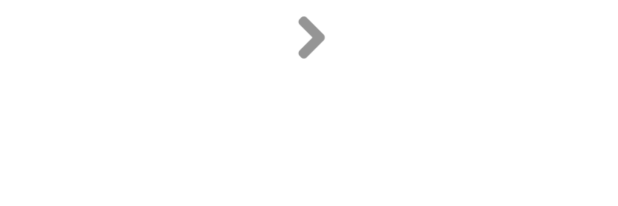
After one commit to relateddigital/relateddigital-google, an Android app: the layout activity_swipe_carousel.xml on its own in the app's theme, with its tools: preview values and no code run, on a phone screen of 412 x 824 dp. The commit adds this screen. Shown: the top 206 px of the screen. Run offline under Robolectric (Android 15) with nearby library versions, the phone set to English and light mode, and no system bars.

Commit message:
create swipe carousel view

```diff
--- a/app/src/main/AndroidManifest.xml
+++ b/app/src/main/AndroidManifest.xml
@@ -24,6 +24,9 @@
         android:roundIcon="@mipmap/ic_launcher"
         android:supportsRtl="true"
         android:theme="@style/Theme.Googleexampleapp">
+        <activity
+            android:name=".SwipeCarouselActivity"
+            android:exported="false" />
         <activity
             android:name=".InlineNpsWithNumbersActivity"
             android:exported="false" />
--- a/app/src/main/java/com/relateddigital/googleexampleapp/MainActivity.kt
+++ b/app/src/main/java/com/relateddigital/googleexampleapp/MainActivity.kt
@@ -47,5 +47,10 @@ class MainActivity : AppCompatActivity() {
             val intent = Intent(this@MainActivity, BannerCarouselDemoActivity::class.java)
             startActivity(intent)
         }
+
+        binding.swipeCarouselPage.setOnClickListener {
+            val intent = Intent(this@MainActivity, SwipeCarouselActivity::class.java)
+            startActivity(intent)
+        }
     }
 }
--- /dev/null
+++ b/app/src/main/res/layout/activity_swipe_carousel.xml
@@ -0,0 +1,22 @@
+<?xml version="1.0" encoding="utf-8"?>
+<androidx.constraintlayout.widget.ConstraintLayout
+    xmlns:android="http://schemas.android.com/apk/res/android"
+    xmlns:app="http://schemas.android.com/apk/res-auto"
+    xmlns:tools="http://schemas.android.com/tools"
+    android:layout_width="match_parent"
+    android:layout_height="match_parent"
+    tools:context=".SwipeCarouselActivity">
+
+
+    <com.relateddigital.relateddigital_google.inapp.swipecarousel.SwipeCarouselView
+        android:id="@+id/swipeCarouselView"
+        android:layout_width="match_parent"
+        android:layout_height="match_parent"
+        app:layout_constraintEnd_toEndOf="parent"
+        app:layout_constraintHorizontal_bias="0.0"
+        app:layout_constraintStart_toStartOf="parent"
+        app:layout_constraintTop_toTopOf="parent"
+        android:elevation="3dp">
+
+    </com.relateddigital.relateddigital_google.inapp.swipecarousel.SwipeCarouselView>
+</androidx.constraintlayout.widget.ConstraintLayout>
--- a/app/src/main/res/values/strings.xml
+++ b/app/src/main/res/values/strings.xml
@@ -6,6 +6,7 @@
     <string name="event_page_label">Event</string>
     <string name="story_page_label">Story</string>
     <string name="event_page">EVENT PAGE</string>
+    <string name="swipe_carousel_page">SWIPE CAROUSEL PAGE</string>
     <string name="story_page">STORY PAGE</string>
     <string name="in_app_notification_page">IN-APP NOTIFICATION PAGE</string>
     <string name="push_notification_page">PUSH NOTIFICATION PAGE</string>
--- /dev/null
+++ b/relateddigital-google/src/main/java/com/relateddigital/relateddigital_google/inapp/swipecarousel/SwipeCarouselView.kt
@@ -0,0 +1,128 @@
+package com.relateddigital.relateddigital_google.inapp.swipecarousel
+import android.animation.Animator
+import android.animation.AnimatorListenerAdapter
+import android.content.Context
+import android.util.AttributeSet
+import android.view.LayoutInflater
+import android.view.View
+import android.view.ViewGroup
+import android.view.animation.AccelerateDecelerateInterpolator
+import android.view.animation.AnimationUtils
+import android.widget.Button
+import android.widget.ImageView
+import android.widget.LinearLayout
+import android.widget.TextView
+import com.relateddigital.relateddigital_google.R
+
+class SwipeCarouselView @JvmOverloads constructor(
+    context: Context,
+    attrs: AttributeSet? = null,
+    defStyleAttr: Int = 0
+) : LinearLayout(context, attrs, defStyleAttr) {
+
+    private lateinit var expandableView: ViewGroup
+    private lateinit var imageView: ImageView
+    private lateinit var titleTextView: TextView
+    private lateinit var descriptionTextView: TextView
+    private lateinit var closeButton: Button
+    private var isExpanded = false
+
+    init {
+        orientation = VERTICAL
+        LayoutInflater.from(context).inflate(R.layout.carousel_animated_view, this, true)
+    }
+
+    override fun onFinishInflate() {
+        super.onFinishInflate()
+
+        expandableView = findViewById(R.id.expandable_view)
+        imageView = findViewById(R.id.image_view)
+        titleTextView = findViewById(R.id.title_text_view)
+        descriptionTextView = findViewById(R.id.description_text_view)
+        closeButton = findViewById(R.id.close_button)
+
+        expandableView.visibility = View.GONE
+
+        imageView.setOnClickListener {
+            toggleExpandedState()
+        }
+
+        closeButton.setOnClickListener {
+            toggleExpandedState()
+        }
+    }
+
+    private fun toggleExpandedState() {
+        if (isExpanded) {
+            collapseView()
+        } else {
+            expandView()
+        }
+    }
+
+    private fun expandView() {
+        expandableView.measure(MeasureSpec.makeMeasureSpec(0, MeasureSpec.UNSPECIFIED), MeasureSpec.makeMeasureSpec(0, MeasureSpec.UNSPECIFIED))
+        val targetHeight = expandableView.measuredHeight
+
+        val parentView = parent as? ViewGroup
+
+        parentView?.let {
+            it.removeView(this)
+            it.addView(this, ViewGroup.LayoutParams.MATCH_PARENT, ViewGroup.LayoutParams.MATCH_PARENT)
+        }
+
+        expandableView.visibility = View.VISIBLE
+        expandableView.alpha = 0f
+        expandableView.translationY = -targetHeight.toFloat()
+
+        val slideDownAnimation = AnimationUtils.loadAnimation(context, R.anim.slide_down)
+        slideDownAnimation.duration = 500 // Açılma süresini 500 milisaniye olarak ayarla
+        expandableView.startAnimation(slideDownAnimation)
+
+        expandableView.animate()
+            .alpha(1f)
+            .translationY(0f)
+            .setDuration(500) // Açılma süresini 500 milisaniye olarak ayarla
+            .setInterpolator(AccelerateDecelerateInterpolator())
+            .setListener(object : AnimatorListenerAdapter() {
+                override fun onAnimationEnd(animation: Animator?) {
+                    isExpanded = true
+                }
+            })
+
+        imageView.isEnabled = false
+        val rotateAnimation = AnimationUtils.loadAnimation(context, R.anim.rotate_down)
+        imageView.startAnimation(rotateAnimation)
+    }
+
+    private fun collapseView() {
+        val parentView = parent as? ViewGroup
+
+        parentView?.let {
+            it.removeView(this)
+            it.addView(this)
+        }
+
+        val initialHeight = expandableView.height
+
+        val slideUpAnimation = AnimationUtils.loadAnimation(context, R.anim.slide_up)
+        slideUpAnimation.duration = 500 // Kapanma süresini 500 milisaniye olarak ayarla
+        expandableView.startAnimation(slideUpAnimation)
+
+        expandableView.animate()
+            .alpha(0f)
+            .translationY(-initialHeight.toFloat())
+            .setDuration(500) // Kapanma süresini 500 milisaniye olarak ayarla
+            .setInterpolator(AccelerateDecelerateInterpolator())
+            .setListener(object : AnimatorListenerAdapter() {
+                override fun onAnimationEnd(animation: Animator?) {
+                    expandableView.visibility = View.GONE
+                    isExpanded = false
+                }
+            })
+
+        imageView.isEnabled = true
+        val rotateAnimation = AnimationUtils.loadAnimation(context, R.anim.rotate_up)
+        imageView.startAnimation(rotateAnimation)
+    }
+}
--- /dev/null
+++ b/relateddigital-google/src/main/res/anim/rotate_down.xml
@@ -0,0 +1,8 @@
+<?xml version="1.0" encoding="utf-8"?>
+<rotate xmlns:android="http://schemas.android.com/apk/res/android"
+    android:fromDegrees="0"
+    android:toDegrees="180"
+    android:pivotX="50%"
+    android:pivotY="50%"
+    android:duration="300"
+    android:interpolator="@android:anim/accelerate_decelerate_interpolator" />
--- /dev/null
+++ b/relateddigital-google/src/main/res/anim/rotate_up.xml
@@ -0,0 +1,8 @@
+<?xml version="1.0" encoding="utf-8"?>
+<rotate xmlns:android="http://schemas.android.com/apk/res/android"
+    android:fromDegrees="180"
+    android:toDegrees="0"
+    android:pivotX="50%"
+    android:pivotY="50%"
+    android:duration="300"
+    android:interpolator="@android:anim/accelerate_decelerate_interpolator" />
--- /dev/null
+++ b/relateddigital-google/src/main/res/anim/slide_down.xml
@@ -0,0 +1,12 @@
+<?xml version="1.0" encoding="utf-8"?>
+<set xmlns:android="http://schemas.android.com/apk/res/android">
+    <translate
+        android:fromYDelta="-100%p"
+        android:toYDelta="0"
+        android:duration="300"
+        android:interpolator="@android:anim/accelerate_decelerate_interpolator" />
+    <alpha
+        android:fromAlpha="0"
+        android:toAlpha="1"
+        android:duration="300" />
+</set>
--- /dev/null
+++ b/relateddigital-google/src/main/res/anim/slide_up.xml
@@ -0,0 +1,12 @@
+<?xml version="1.0" encoding="utf-8"?>
+<set xmlns:android="http://schemas.android.com/apk/res/android">
+    <translate
+        android:fromYDelta="0"
+        android:toYDelta="-100%p"
+        android:duration="300"
+        android:interpolator="@android:anim/accelerate_decelerate_interpolator" />
+    <alpha
+        android:fromAlpha="1"
+        android:toAlpha="0"
+        android:duration="300" />
+</set>
--- /dev/null
+++ b/relateddigital-google/src/main/res/layout/carousel_animated_view.xml
@@ -0,0 +1,47 @@
+<?xml version="1.0" encoding="utf-8"?>
+<LinearLayout xmlns:android="http://schemas.android.com/apk/res/android"
+    android:layout_width="match_parent"
+    android:layout_height="match_parent"
+    android:orientation="vertical">
+
+    <ImageView
+        android:id="@+id/image_view"
+        android:layout_width="match_parent"
+        android:layout_height="50dp"
+        android:src="@drawable/ic_carousel_right_icon" />
+
+    <LinearLayout
+        android:id="@+id/expandable_view"
+        android:layout_width="match_parent"
+        android:layout_height="match_parent"
+        android:orientation="vertical"
+        android:visibility="gone"
+        android:background="@color/black">
+
+
+        <TextView
+            android:id="@+id/title_text_view"
+            android:layout_width="match_parent"
+            android:layout_height="wrap_content"
+            android:text="Başlık"
+            android:textColor="#BD1C1C"
+            android:textSize="16sp"
+            android:textStyle="bold" />
+
+        <TextView
+            android:id="@+id/description_text_view"
+            android:layout_width="match_parent"
+            android:layout_height="wrap_content"
+            android:text="Metin"
+            android:textColor="#D82A2A" />
+
+        <Button
+            android:id="@+id/close_button"
+            android:layout_width="match_parent"
+            android:layout_height="wrap_content"
+            android:text="Kapat" />
+
+
+    </LinearLayout>
+
+</LinearLayout>
```
Also changed, not shown: app/src/main/java/com/relateddigital/googleexampleapp/SwipeCarouselActivity.kt (added, +14 -0 lines), app/src/main/res/layout/activity_main.xml (+11 -0 lines).
